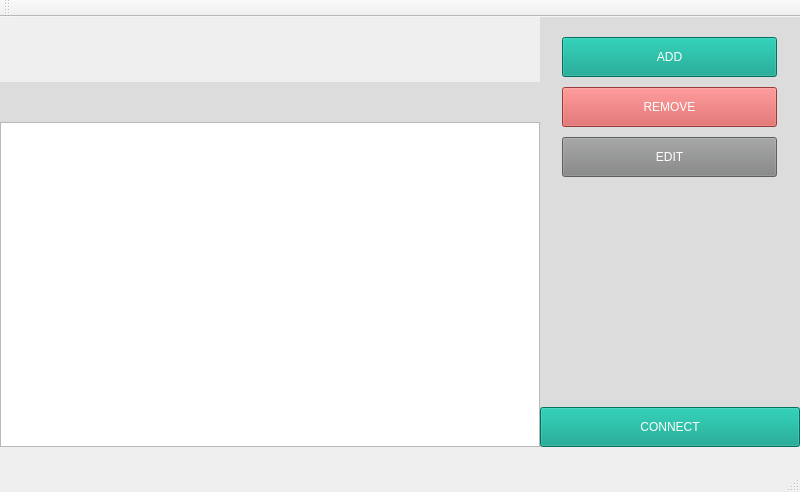
This is ClientApplication/VirtualShutterClient/mainwindow.ui in bojakowsky/VirtualShutterProject-VoiceCommunicator as Qt 5 draws it before an edit. The edited form follows.
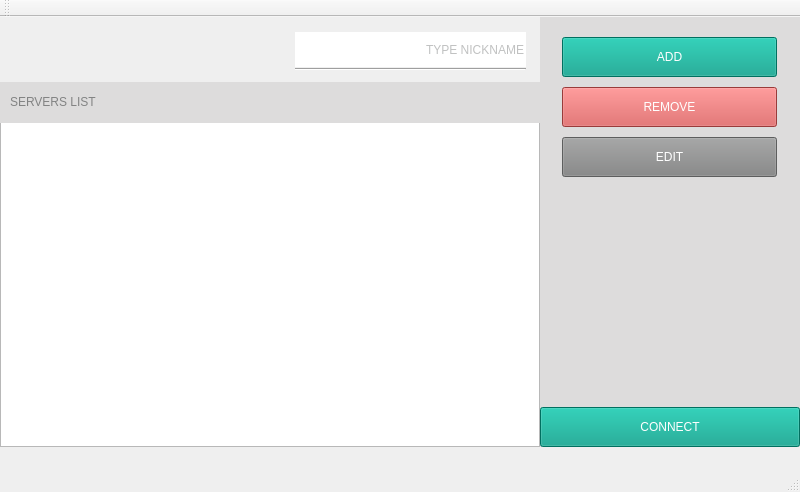
This is the edited form. Icons and pictures are not drawn.

Commit message: ServersList View

Diff of the .ui file:
```diff
--- a/ClientApplication/VirtualShutterClient/mainwindow.ui
+++ b/ClientApplication/VirtualShutterClient/mainwindow.ui
@@ -146,23 +146,92 @@
       <x>0</x>
       <y>65</y>
       <width>540</width>
-      <height>40</height>
+      <height>41</height>
      </rect>
     </property>
     <property name="styleSheet">
      <string notr="true">background-color: rgb(221, 220, 220);</string>
     </property>
+    <widget class="QLabel" name="label">
+     <property name="geometry">
+      <rect>
+       <x>10</x>
+       <y>10</y>
+       <width>161</width>
+       <height>20</height>
+      </rect>
+     </property>
+     <property name="styleSheet">
+      <string notr="true">color: rgb(130, 131, 131);
+font: 75 13pt &quot;Cantarell&quot;;</string>
+     </property>
+     <property name="text">
+      <string>SERVERS LIST</string>
+     </property>
+    </widget>
    </widget>
    <widget class="QListView" name="listView">
     <property name="geometry">
      <rect>
       <x>0</x>
-      <y>105</y>
+      <y>99</y>
       <width>540</width>
-      <height>325</height>
+      <height>331</height>
      </rect>
     </property>
    </widget>
+   <widget class="QLineEdit" name="lineEdit">
+    <property name="geometry">
+     <rect>
+      <x>295</x>
+      <y>15</y>
+      <width>231</width>
+      <height>35</height>
+     </rect>
+    </property>
+    <property name="autoFillBackground">
+     <bool>false</bool>
+    </property>
+    <property name="styleSheet">
+     <string notr="true">background-color: rgb(255, 255, 255);
+color: rgb(130, 131, 131);
+border-top-color: rgb(255, 255, 255);</string>
+    </property>
+    <property name="inputMask">
+     <string notr="true"/>
+    </property>
+    <property name="text">
+     <string notr="true"/>
+    </property>
+    <property name="frame">
+     <bool>false</bool>
+    </property>
+    <property name="alignment">
+     <set>Qt::AlignRight|Qt::AlignTrailing|Qt::AlignVCenter</set>
+    </property>
+    <property name="placeholderText">
+     <string>TYPE NICKNAME</string>
+    </property>
+   </widget>
+   <widget class="Line" name="line">
+    <property name="geometry">
+     <rect>
+      <x>295</x>
+      <y>50</y>
+      <width>231</width>
+      <height>5</height>
+     </rect>
+    </property>
+    <property name="orientation">
+     <enum>Qt::Horizontal</enum>
+    </property>
+   </widget>
+   <zorder>listView</zorder>
+   <zorder>widget</zorder>
+   <zorder>widget_2</zorder>
+   <zorder>widget_3</zorder>
+   <zorder>lineEdit</zorder>
+   <zorder>line</zorder>
   </widget>
   <widget class="QMenuBar" name="menuBar">
    <property name="geometry">
```
Left out of the diff: 50 changed lines with no effect on the pictures. The commit also changes 11 other files.
